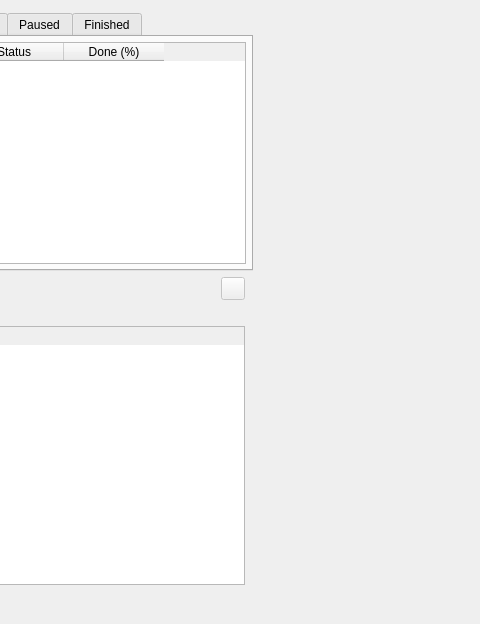
Before: the Qt Designer form src/ui/simulation_manager_dialog.ui in IPH-ECO/iph-eco-gui, drawn with Qt 5; both pictures show x 155 to 635 and y 0 to 624 of the 1225 by 624 pixel window.
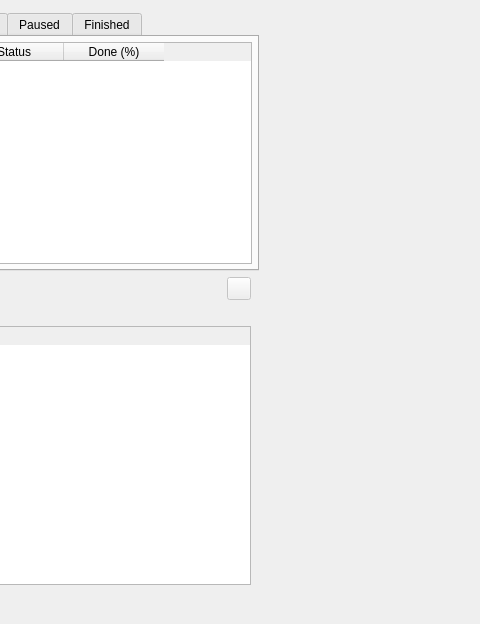
After: the same form once the commit is applied. Icons and pictures are not drawn. Custom widgets are drawn as their Qt base class.

Commit message: Removing vtkWidget on simulation manager dialog.

What changed in the file:
```diff
--- a/src/ui/simulation_manager_dialog.ui
+++ b/src/ui/simulation_manager_dialog.ui
@@ -13,7 +13,7 @@
   <property name="windowTitle">
    <string>Simulation Manager</string>
   </property>
-  <layout class="QHBoxLayout" name="horizontalLayout" stretch="1,2">
+  <layout class="QHBoxLayout" name="horizontalLayout" stretch="1,0">
    <item>
     <layout class="QVBoxLayout" name="verticalLayout">
      <item>
@@ -432,24 +432,23 @@
     </layout>
    </item>
    <item>
-    <widget class="QVTKWidget" name="vtkWidget">
-     <property name="minimumSize">
+    <spacer name="horizontalSpacer_3">
+     <property name="orientation">
+      <enum>Qt::Horizontal</enum>
+     </property>
+     <property name="sizeType">
+      <enum>QSizePolicy::Fixed</enum>
+     </property>
+     <property name="sizeHint" stdset="0">
       <size>
        <width>800</width>
-       <height>600</height>
+       <height>20</height>
       </size>
      </property>
-    </widget>
+    </spacer>
    </item>
   </layout>
  </widget>
- <customwidgets>
-  <customwidget>
-   <class>QVTKWidget</class>
-   <extends>QWidget</extends>
-   <header>QVTKWidget.h</header>
-  </customwidget>
- </customwidgets>
  <resources>
   <include location="../../icons.qrc"/>
  </resources>
```
The commit also changes 1 other file.
